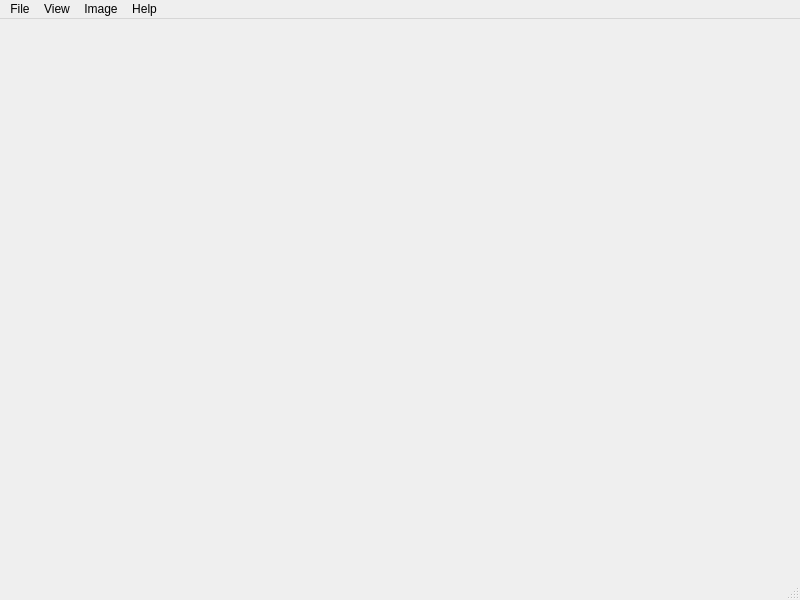
First picture: the form in src/mainwindow.ui, repository delcypher/simi-qt, before the edit.
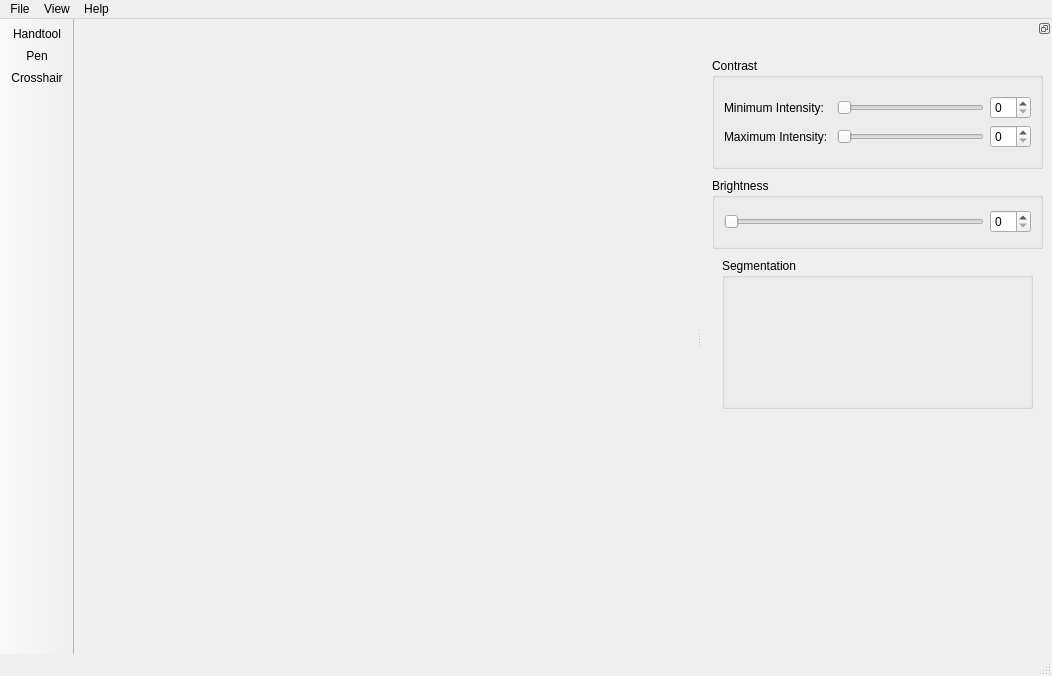
Second picture: the form after the edit. Icons and pictures are not drawn. Custom widgets are drawn as their Qt base class.

Commit message: * Redesigned mainwindow with controls as dockable widget * Added mainwindow.qrc to contain our icons * Added a few simple icons

Patch:
```diff
--- a/src/mainwindow.ui
+++ b/src/mainwindow.ui
@@ -6,15 +6,15 @@
    <rect>
     <x>0</x>
     <y>0</y>
-    <width>800</width>
-    <height>600</height>
+    <width>1052</width>
+    <height>676</height>
    </rect>
   </property>
   <property name="windowTitle">
    <string>MainWindow</string>
   </property>
   <widget class="QWidget" name="centralwidget">
-   <widget class="QVTKWidget" name="qvtkWidget">
+   <widget class="QVTKWidget" name="qvtkWidget" native="true">
     <property name="geometry">
      <rect>
       <x>10</x>
@@ -30,8 +30,8 @@
     <rect>
      <x>0</x>
      <y>0</y>
-     <width>800</width>
-     <height>19</height>
+     <width>1052</width>
+     <height>20</height>
     </rect>
    </property>
    <widget class="QMenu" name="menuFile">
@@ -70,18 +70,145 @@
     <addaction name="actionAboutQt"/>
     <addaction name="actionDocumentation"/>
    </widget>
-   <widget class="QMenu" name="menuImage_2">
-    <property name="title">
-     <string>Image</string>
-    </property>
-    <addaction name="actionContrast"/>
-   </widget>
    <addaction name="menuFile"/>
    <addaction name="menuImage"/>
-   <addaction name="menuImage_2"/>
    <addaction name="menuHelp"/>
   </widget>
   <widget class="QStatusBar" name="statusbar"/>
+  <widget class="QToolBar" name="toolBar">
+   <property name="windowTitle">
+    <string>toolBar</string>
+   </property>
+   <property name="movable">
+    <bool>false</bool>
+   </property>
+   <property name="iconSize">
+    <size>
+     <width>20</width>
+     <height>20</height>
+    </size>
+   </property>
+   <attribute name="toolBarArea">
+    <enum>LeftToolBarArea</enum>
+   </attribute>
+   <attribute name="toolBarBreak">
+    <bool>false</bool>
+   </attribute>
+   <addaction name="actionHandtool"/>
+   <addaction name="actionPen"/>
+   <addaction name="actionCrosshair"/>
+  </widget>
+  <widget class="QDockWidget" name="parameterDock">
+   <property name="minimumSize">
+    <size>
+     <width>350</width>
+     <height>38</height>
+    </size>
+   </property>
+   <property name="features">
+    <set>QDockWidget::DockWidgetFloatable|QDockWidget::DockWidgetMovable</set>
+   </property>
+   <attribute name="dockWidgetArea">
+    <number>2</number>
+   </attribute>
+   <widget class="QWidget" name="dockWidgetContents_4">
+    <widget class="QGroupBox" name="contrastGroupBox">
+     <property name="geometry">
+      <rect>
+       <x>10</x>
+       <y>20</y>
+       <width>331</width>
+       <height>111</height>
+      </rect>
+     </property>
+     <property name="title">
+      <string>Contrast</string>
+     </property>
+     <layout class="QGridLayout" name="gridLayout_2">
+      <item row="0" column="0">
+       <layout class="QGridLayout" name="gridLayout">
+        <item row="0" column="0">
+         <widget class="QLabel" name="minimumIntensityLabel">
+          <property name="text">
+           <string>Minimum Intensity: </string>
+          </property>
+         </widget>
+        </item>
+        <item row="0" column="1">
+         <widget class="QSlider" name="minIntensitySlider">
+          <property name="orientation">
+           <enum>Qt::Horizontal</enum>
+          </property>
+         </widget>
+        </item>
+        <item row="0" column="2">
+         <widget class="QSpinBox" name="minIntensitySpinBox"/>
+        </item>
+        <item row="1" column="0">
+         <widget class="QLabel" name="maximumIntensityLabel">
+          <property name="text">
+           <string>Maximum Intensity: </string>
+          </property>
+         </widget>
+        </item>
+        <item row="1" column="1">
+         <widget class="QSlider" name="maxIntensitySlider">
+          <property name="orientation">
+           <enum>Qt::Horizontal</enum>
+          </property>
+         </widget>
+        </item>
+        <item row="1" column="2">
+         <widget class="QSpinBox" name="maxIntensitySpinBox"/>
+        </item>
+       </layout>
+      </item>
+     </layout>
+    </widget>
+    <widget class="QGroupBox" name="brightnessGroupBox">
+     <property name="geometry">
+      <rect>
+       <x>10</x>
+       <y>140</y>
+       <width>331</width>
+       <height>71</height>
+      </rect>
+     </property>
+     <property name="title">
+      <string>Brightness</string>
+     </property>
+     <layout class="QGridLayout" name="gridLayout_4">
+      <item row="0" column="0">
+       <layout class="QGridLayout" name="gridLayout_3">
+        <item row="0" column="0">
+         <widget class="QSlider" name="brightnessSlider">
+          <property name="orientation">
+           <enum>Qt::Horizontal</enum>
+          </property>
+         </widget>
+        </item>
+        <item row="0" column="1">
+         <widget class="QSpinBox" name="brightnessSpinBox"/>
+        </item>
+       </layout>
+      </item>
+     </layout>
+    </widget>
+    <widget class="QGroupBox" name="segmentationGroupBox">
+     <property name="geometry">
+      <rect>
+       <x>20</x>
+       <y>220</y>
+       <width>311</width>
+       <height>151</height>
+      </rect>
+     </property>
+     <property name="title">
+      <string>Segmentation</string>
+     </property>
+    </widget>
+   </widget>
+  </widget>
   <action name="actionOpen_Image">
    <property name="text">
     <string>Open Image</string>
@@ -139,16 +266,6 @@
     <enum>Qt::ApplicationShortcut</enum>
    </property>
   </action>
-  <action name="actionSlice_left">
-   <property name="text">
-    <string>Slice left</string>
-   </property>
-  </action>
-  <action name="actionSlice_right">
-   <property name="text">
-    <string>Slice right</string>
-   </property>
-  </action>
   <action name="actionPan_left">
    <property name="text">
     <string>Pan left</string>
@@ -194,9 +311,40 @@
     <string>About Qt</string>
    </property>
   </action>
-  <action name="actionContrast">
+  <action name="actionHandtool">
+   <property name="checkable">
+    <bool>true</bool>
+   </property>
+   <property name="icon">
+    <iconset>
+     <normaloff>:/icons/cursor_hand.png</normaloff>:/icons/cursor_hand.png</iconset>
+   </property>
    <property name="text">
-    <string>Contrast</string>
+    <string>Handtool</string>
+   </property>
+  </action>
+  <action name="actionPen">
+   <property name="checkable">
+    <bool>true</bool>
+   </property>
+   <property name="icon">
+    <iconset>
+     <normaloff>:/icons/draw-brush.png</normaloff>:/icons/draw-brush.png</iconset>
+   </property>
+   <property name="text">
+    <string>Pen</string>
+   </property>
+  </action>
+  <action name="actionCrosshair">
+   <property name="checkable">
+    <bool>true</bool>
+   </property>
+   <property name="icon">
+    <iconset>
+     <normaloff>:/icons/red-snipper-target-md.png</normaloff>:/icons/red-snipper-target-md.png</iconset>
+   </property>
+   <property name="text">
+    <string>Crosshair</string>
    </property>
   </action>
  </widget>
```
The commit also changes 8 other files.
